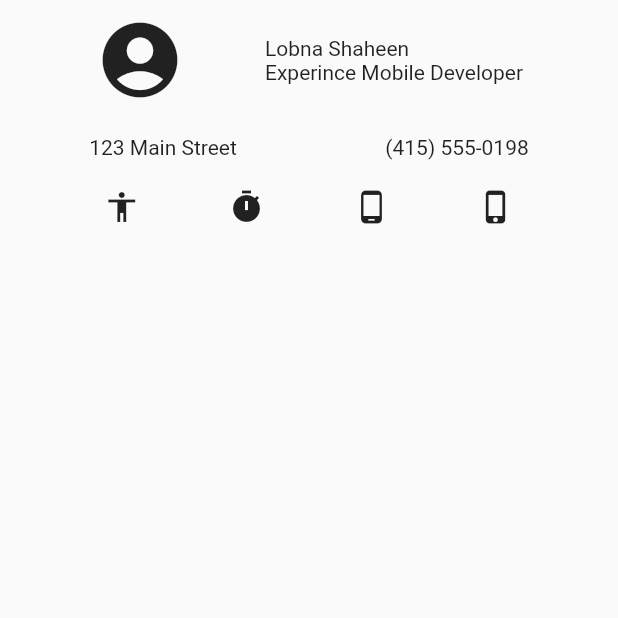
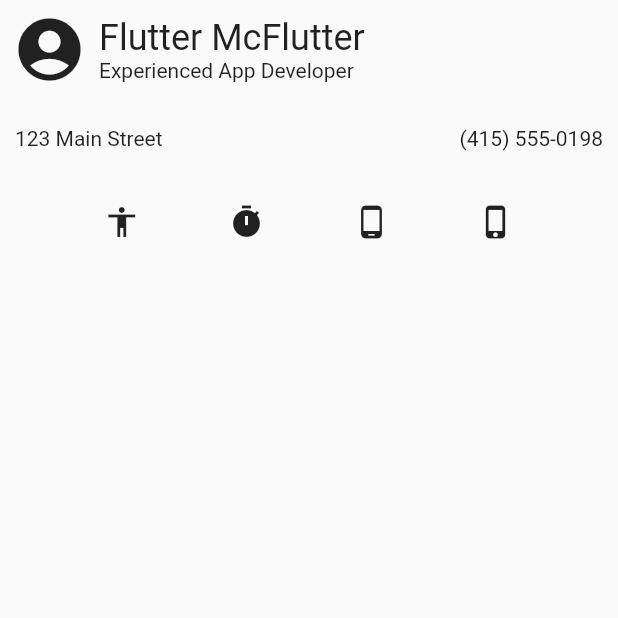
Before and after one commit to lobna95/CSC422-Fall2021, a Flutter app: the screen it shows after launch, on a phone screen of 412 x 824 dp, the top half of it. Run offline on Flutter 3.47's test engine with Material 2 defaults, Android fonts, the phone set to English and light mode, and no system bars.

Commit message:
Lab 3 Bussiness Card

```diff
--- a/lab3_business_card/lib/main.dart
+++ b/lab3_business_card/lib/main.dart
@@ -12,8 +12,13 @@ class MyApp extends StatelessWidget {
         title: 'Flutter Demo',
         home: Scaffold(
           body: Column(
-            mainAxisSize: MainAxisSize.min,
-            children: [Part1(), Part2(), Part3()],
+            children: [
+              Part1(),
+              SizedBox(height: 8),
+              Part2(),
+              SizedBox(height: 16),
+              Part3()
+            ],
           ),
         ));
   }
@@ -22,22 +27,25 @@ class MyApp extends StatelessWidget {
 class Part1 extends StatelessWidget {
   @override
   Widget build(BuildContext context) {
-    return Padding(
-        padding: EdgeInsets.all(10),
-        child: Row(
-          mainAxisAlignment: MainAxisAlignment.spaceEvenly,
+    return Row(
+      children: [
+        Padding(
+          padding: const EdgeInsets.all(8.0),
+          child: Icon(Icons.account_circle, size: 50),
+        ),
+        Column(
+          mainAxisSize: MainAxisSize.min,
+          crossAxisAlignment: CrossAxisAlignment.start,
           children: [
-            Icon(Icons.account_circle, size: 60),
-            Column(
-              mainAxisSize: MainAxisSize.min,
-              crossAxisAlignment: CrossAxisAlignment.start,
-              children: [
-                Text("Lobna Shaheen"),
-                Text("Experince Mobile Developer")
-              ],
-            )
+            Text(
+              'Flutter McFlutter',
+              style: Theme.of(context).textTheme.headline5,
+            ),
+            Text('Experienced App Developer'),
           ],
-        ));
+        ),
+      ],
+    );
   }
 }
 
@@ -47,7 +55,7 @@ class Part2 extends StatelessWidget {
     return Padding(
       padding: EdgeInsets.all(10),
       child: Row(
-        mainAxisAlignment: MainAxisAlignment.spaceAround,
+        mainAxisAlignment: MainAxisAlignment.spaceBetween,
         children: [
           Text("123 Main Street"),
           Text("(415) 555-0198"),
```
